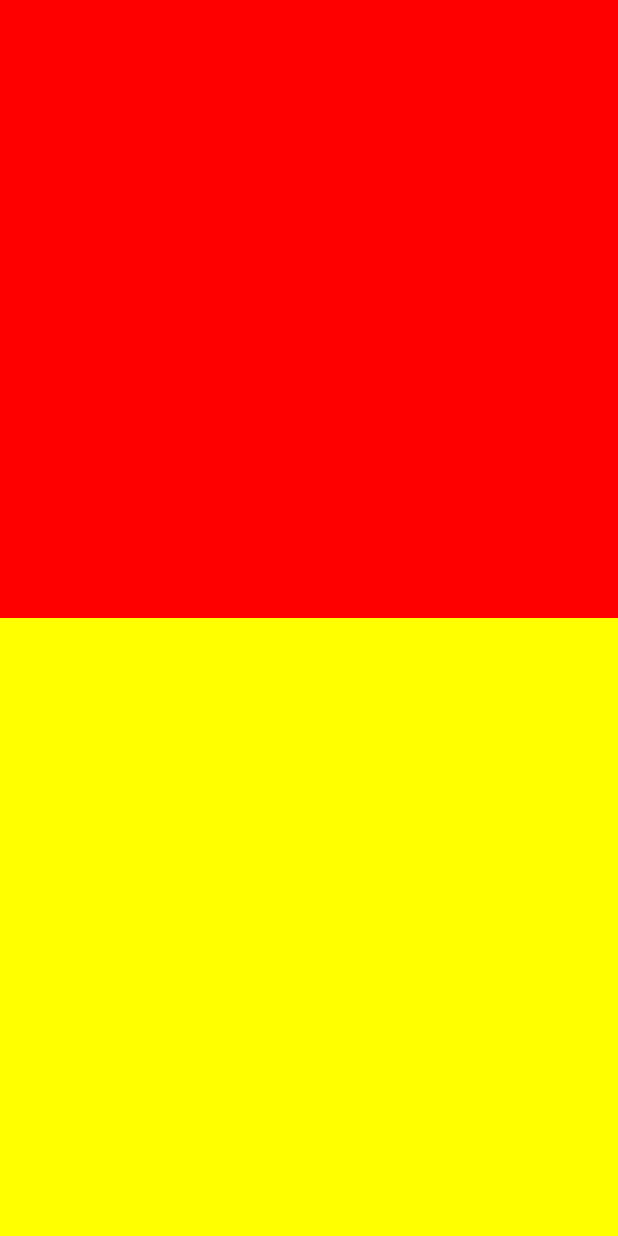
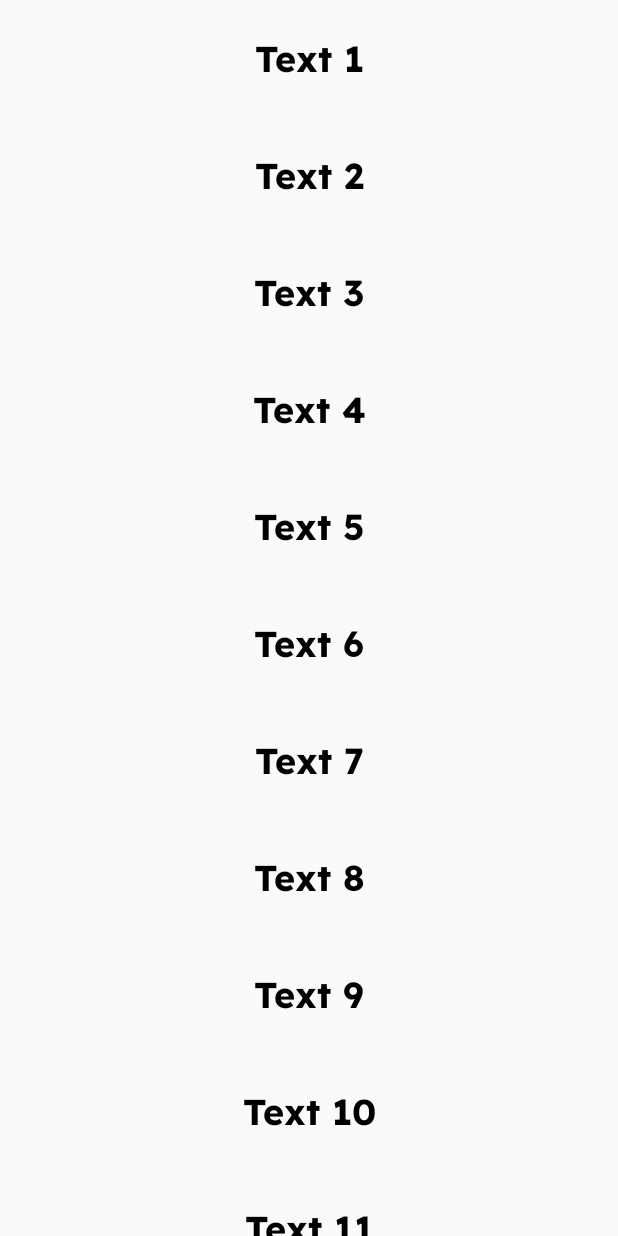
Before and after one commit to LeeGerry/ComposeDemo, an Android app built with Jetpack Compose: the screen it shows after launch (MainActivity), on a phone screen of 412 x 824 dp. Run offline under Robolectric (Android 15) with nearby library versions, the phone set to English and light mode, and no system bars.

Commit message:
list的使用-column

```diff
--- a/app/src/main/java/com/zero/composedemo/MainActivity.kt
+++ b/app/src/main/java/com/zero/composedemo/MainActivity.kt
@@ -5,14 +5,24 @@ import androidx.activity.ComponentActivity
 import androidx.activity.compose.setContent
 import androidx.compose.foundation.background
 import androidx.compose.foundation.clickable
+import androidx.compose.foundation.gestures.scrollable
 import androidx.compose.foundation.layout.Box
 import androidx.compose.foundation.layout.Column
-import androidx.compose.foundation.layout.fillMaxSize
+import androidx.compose.foundation.layout.fillMaxWidth
+import androidx.compose.foundation.layout.padding
+import androidx.compose.foundation.rememberScrollState
+import androidx.compose.foundation.verticalScroll
+import androidx.compose.material.Text
 import androidx.compose.runtime.Composable
-import androidx.compose.runtime.mutableStateOf
-import androidx.compose.runtime.remember
 import androidx.compose.ui.Modifier
 import androidx.compose.ui.graphics.Color
+import androidx.compose.ui.text.font.Font
+import androidx.compose.ui.text.font.FontFamily
+import androidx.compose.ui.text.font.FontWeight
+import androidx.compose.ui.text.style.TextAlign
+import androidx.compose.ui.unit.dp
+import androidx.compose.ui.unit.sp
+import com.zero.composedemo.utils.Constant.fontFamily
 import kotlin.random.Random
 
 class MainActivity : ComponentActivity() {
@@ -20,25 +30,22 @@ class MainActivity : ComponentActivity() {
         super.onCreate(savedInstanceState)
 
         setContent {
-            Column(Modifier.fillMaxSize()) {
-                val color = remember {
-                    mutableStateOf(Color.Yellow)
+            val scrollState = rememberScrollState()
+            Column(
+                modifier = Modifier.verticalScroll(scrollState)
+            ) {
+                for (i in 1..50) {
+                    Text(
+                        text = "Text $i",
+                        fontFamily = fontFamily,
+                        fontSize = 24.sp,
+                        fontWeight = FontWeight.Bold,
+                        textAlign = TextAlign.Center,
+                        modifier = Modifier
+                            .fillMaxWidth()
+                            .padding(vertical = 24.dp)
+                    )
                 }
-                // 点击ColorBox更新Box的颜色
-                ColorBox(
-                    Modifier
-                        .weight(1f)
-                        .fillMaxSize()
-                ) {
-                    color.value = it
-                }
-
-                Box(
-                    modifier = Modifier
-                        .background(color.value)
-                        .weight(1f)
-                        .fillMaxSize()
-                )
             }
         }
     }
```
